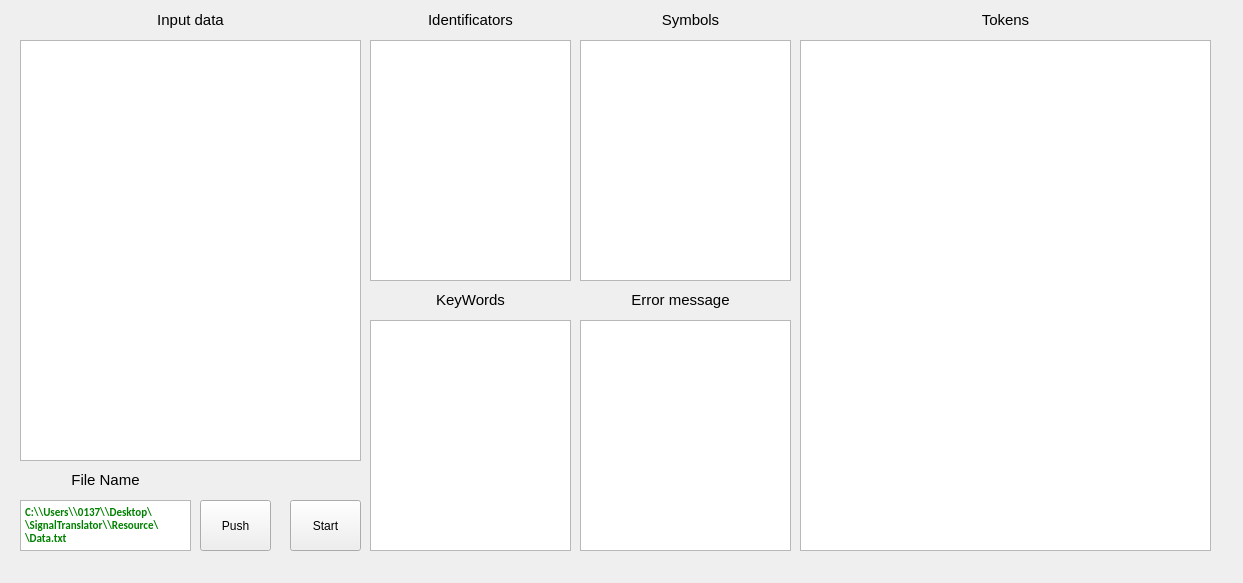
First picture: the form in mainwindow.ui, repository 15831944/Signal-Translator, before the edit.
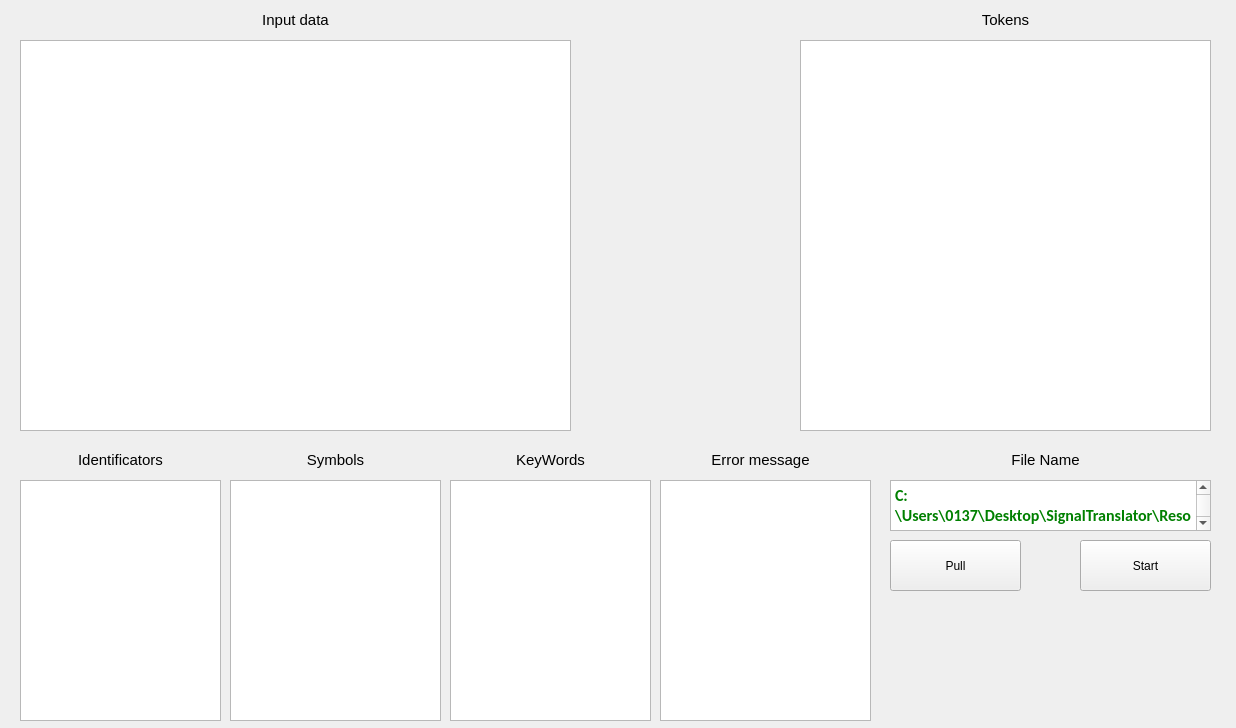
Second picture: the form after the edit.

What changed in the file:
```diff
--- a/mainwindow.ui
+++ b/mainwindow.ui
@@ -6,8 +6,8 @@
    <rect>
     <x>0</x>
     <y>0</y>
-    <width>1243</width>
-    <height>583</height>
+    <width>1236</width>
+    <height>728</height>
    </rect>
   </property>
   <property name="windowTitle">
@@ -17,8 +17,8 @@
    <widget class="QTableWidget" name="tableWidget_Identificators">
     <property name="geometry">
      <rect>
-      <x>370</x>
-      <y>40</y>
+      <x>20</x>
+      <y>480</y>
       <width>201</width>
       <height>241</height>
      </rect>
@@ -33,8 +33,8 @@
    <widget class="QTableWidget" name="tableWidget_Symbols">
     <property name="geometry">
      <rect>
-      <x>580</x>
-      <y>40</y>
+      <x>230</x>
+      <y>480</y>
       <width>211</width>
       <height>241</height>
      </rect>
@@ -51,8 +51,8 @@
      <rect>
       <x>20</x>
       <y>40</y>
-      <width>341</width>
-      <height>421</height>
+      <width>551</width>
+      <height>391</height>
      </rect>
     </property>
     <property name="font">
@@ -87,7 +87,7 @@
       <x>800</x>
       <y>40</y>
       <width>411</width>
-      <height>511</height>
+      <height>391</height>
      </rect>
     </property>
     <property name="horizontalScrollBarPolicy">
@@ -100,10 +100,10 @@
    <widget class="QTableWidget" name="tableWidget_KeyWords">
     <property name="geometry">
      <rect>
-      <x>370</x>
-      <y>320</y>
+      <x>450</x>
+      <y>480</y>
       <width>201</width>
-      <height>231</height>
+      <height>241</height>
      </rect>
     </property>
     <property name="horizontalScrollBarPolicy">
@@ -116,8 +116,8 @@
    <widget class="QLabel" name="label">
     <property name="geometry">
      <rect>
-      <x>370</x>
-      <y>290</y>
+      <x>450</x>
+      <y>450</y>
       <width>201</width>
       <height>20</height>
      </rect>
@@ -140,8 +140,8 @@
    <widget class="QLabel" name="label_2">
     <property name="geometry">
      <rect>
-      <x>580</x>
-      <y>290</y>
+      <x>660</x>
+      <y>450</y>
       <width>201</width>
       <height>20</height>
      </rect>
@@ -164,8 +164,8 @@
    <widget class="QLabel" name="label_3">
     <property name="geometry">
      <rect>
-      <x>370</x>
-      <y>10</y>
+      <x>20</x>
+      <y>450</y>
       <width>201</width>
       <height>20</height>
      </rect>
@@ -188,9 +188,9 @@
    <widget class="QLabel" name="label_4">
     <property name="geometry">
      <rect>
-      <x>590</x>
-      <y>10</y>
-      <width>201</width>
+      <x>230</x>
+      <y>450</y>
+      <width>211</width>
       <height>20</height>
      </rect>
     </property>
@@ -238,7 +238,7 @@
      <rect>
       <x>20</x>
       <y>10</y>
-      <width>341</width>
+      <width>551</width>
       <height>20</height>
      </rect>
     </property>
@@ -260,9 +260,9 @@
    <widget class="QLabel" name="label_7">
     <property name="geometry">
      <rect>
-      <x>20</x>
-      <y>470</y>
-      <width>171</width>
+      <x>890</x>
+      <y>450</y>
+      <width>311</width>
       <height>20</height>
      </rect>
     </property>
@@ -284,9 +284,9 @@
    <widget class="QPushButton" name="start_button">
     <property name="geometry">
      <rect>
-      <x>290</x>
-      <y>500</y>
-      <width>71</width>
+      <x>1080</x>
+      <y>540</y>
+      <width>131</width>
       <height>51</height>
      </rect>
     </property>
@@ -297,10 +297,10 @@
    <widget class="QTextBrowser" name="textBrowser_Error">
     <property name="geometry">
      <rect>
-      <x>580</x>
-      <y>320</y>
+      <x>660</x>
+      <y>480</y>
       <width>211</width>
-      <height>231</height>
+      <height>241</height>
      </rect>
     </property>
     <property name="font">
@@ -324,22 +324,22 @@
    <widget class="QPushButton" name="start_button_2">
     <property name="geometry">
      <rect>
-      <x>200</x>
-      <y>500</y>
-      <width>71</width>
+      <x>890</x>
+      <y>540</y>
+      <width>131</width>
       <height>51</height>
      </rect>
     </property>
     <property name="text">
-     <string>Push</string>
+     <string>Pull</string>
     </property>
    </widget>
    <widget class="QTextEdit" name="textEdit_Input">
     <property name="geometry">
      <rect>
-      <x>20</x>
-      <y>500</y>
-      <width>171</width>
+      <x>890</x>
+      <y>480</y>
+      <width>321</width>
       <height>51</height>
      </rect>
     </property>
@@ -365,7 +365,7 @@
 &lt;html&gt;&lt;head&gt;&lt;meta name=&quot;qrichtext&quot; content=&quot;1&quot; /&gt;&lt;style type=&quot;text/css&quot;&gt;
 p, li { white-space: pre-wrap; }
 &lt;/style&gt;&lt;/head&gt;&lt;body style=&quot; font-family:'Calibri'; font-size:12pt; font-weight:600; font-style:normal;&quot;&gt;
-&lt;p style=&quot; margin-top:0px; margin-bottom:0px; margin-left:0px; margin-right:0px; -qt-block-indent:0; text-indent:0px;&quot;&gt;&lt;span style=&quot; font-family:'MS Shell Dlg 2'; font-size:8pt; color:#008000;&quot;&gt;C:\\Users\\0137\\Desktop\\SignalTranslator\\Resource\\Data.txt&lt;/span&gt;&lt;/p&gt;&lt;/body&gt;&lt;/html&gt;</string>
+&lt;p style=&quot; margin-top:0px; margin-bottom:0px; margin-left:0px; margin-right:0px; -qt-block-indent:0; text-indent:0px;&quot;&gt;&lt;span style=&quot; color:#008000;&quot;&gt;C:\Users\0137\Desktop\SignalTranslator\Resource\&lt;/span&gt;&lt;span style=&quot; font-family:'MS Shell Dlg 2'; font-size:8pt; color:#008000;&quot;&gt;Data.txt&lt;/span&gt;&lt;/p&gt;&lt;/body&gt;&lt;/html&gt;</string>
     </property>
     <property name="textInteractionFlags">
      <set>Qt::TextEditorInteraction</set>
```
